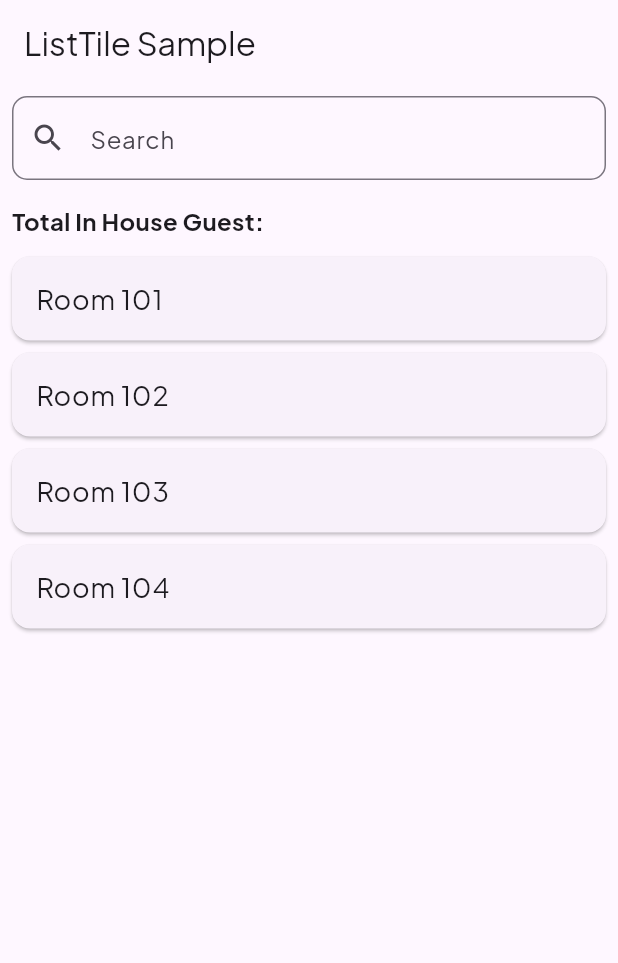
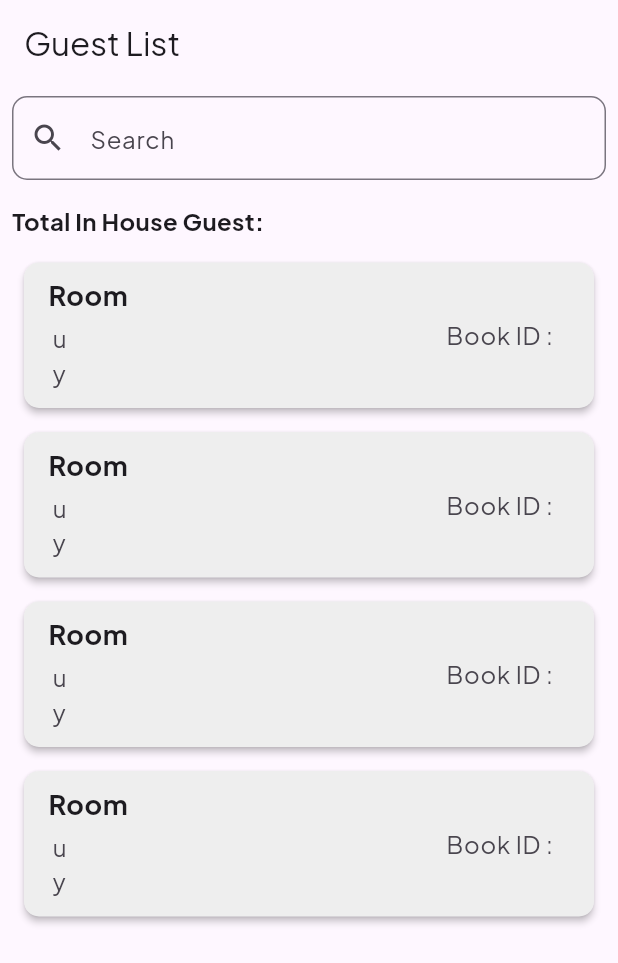
Before and after one commit to afyar08/frontend_hotel, a Flutter app: the InHouseGuest screen opened directly, on a phone screen of 412 x 824 dp. Shown: the top 963 px of the screen. Run offline on Flutter 3.47's test engine with Material 3 defaults, Android fonts, the phone set to English and light mode, and no system bars; our stand-ins replace convex_bottom_bar, table_calendar.

Commit message:
inhouse guest

```diff
--- a/lib/pages/frontdesk/inhouse_guest.dart
+++ b/lib/pages/frontdesk/inhouse_guest.dart
@@ -25,7 +25,7 @@ class _InHouseGuestState extends State<InHouseGuest> {
   @override
   Widget build(BuildContext context) {
     return Scaffold(
-      appBar: AppBar(title: const Text('ListTile Sample')),
+      appBar: AppBar(title: const Text('Guest List')),
       body: Column(
         mainAxisAlignment: MainAxisAlignment.start,
         crossAxisAlignment: CrossAxisAlignment.stretch,
@@ -59,6 +59,8 @@ class SearchInput extends StatefulWidget {
   @override
   State<SearchInput> createState() => _SearchInputState();
 }
+
+
 
 class _SearchInputState extends State<SearchInput> {
   final TextEditingController _searchController = TextEditingController();
@@ -99,7 +101,7 @@ class _SearchInputState extends State<SearchInput> {
 class RoomList extends StatelessWidget {
   @override
   Widget build(BuildContext context) {
-    List<String> rooms = ['Room 101', 'Room 102', 'Room 103', 'Room 104'];
+    List<String> rooms = ['Room 001', 'Room 002', 'Room 003', 'Room 004'];
 
     return ListView.builder(
       itemCount: rooms.length,
@@ -114,19 +116,61 @@ class RoomList extends StatelessWidget {
             );
           },
           child: Card(
-            margin: EdgeInsets.symmetric(vertical: 4.0, horizontal: 8.0),
-            child: ListTile(
-              title: Text(
-                rooms[index],
-                style: TextStyle(fontSize: 18.0),
-              ),
-            ),
-          ),
+                    color: Colors.grey[200],
+                    //margin: EdgeInsets.all(8.0),
+                    margin:
+                        EdgeInsets.symmetric(vertical: 8.0, horizontal: 16.0),
+                    elevation: 2.0,
+                    shape: RoundedRectangleBorder(
+                      borderRadius: BorderRadius.circular(10.0),
+                    ),
+                    child: ListTile(
+                      title: Text(
+                        'Room',
+                        style: TextStyle(
+                          fontSize: 18,
+                          fontWeight: FontWeight.bold,
+                        ),
+                      ),
+                      subtitle: Column(
+                        crossAxisAlignment: CrossAxisAlignment.start,
+                        children: [
+                          SizedBox(height: 4),
+                          Text(
+                            ' u',
+                            style: TextStyle(fontSize: 16),
+                          ),
+                          Text(
+                            ' y',
+                            style: TextStyle(fontSize: 16),
+                          ),
+                          SizedBox(height: 4),
+
+                        ],
+                      ),
+                      trailing: Text(
+                            ' Book ID : ',
+                            style: TextStyle(fontSize: 16),
+                          ),
+                      onTap: () {
+                        // Navigasi ke halaman detail tamu saat ListTile ditekan
+                        // Navigator.push(
+                        //   context,
+                        //   MaterialPageRoute(
+                        //     builder: (context) => GuestDetailPage(guest: guest),
+                        //   ),
+                        // );
+                      },
+                    ),
+                  ),
         );
       },
     );
   }
 }
+
+
+
 
 class DetailRoom extends StatelessWidget {
   final String roomName;
@@ -139,11 +183,6 @@ class DetailRoom extends StatelessWidget {
       appBar: AppBar(
         title: Text(
           roomName,
-          // style: TextStyle(
-          //   fontFamily: 'Jakarta',
-          //   fontWeight: FontWeight.bold,
-          //   fontSize: 18,
-          // ),
         ),
       ),
       body: Center(
--- a/lib/splash_screen.dart
+++ b/lib/splash_screen.dart
@@ -29,7 +29,7 @@ class _SplashScreenState extends State<SplashScreen> {
     SystemChrome.setEnabledSystemUIMode(SystemUiMode.immersive);
     Future.delayed(const Duration(seconds: 2), () {
       Navigator.of(context)
-          .pushReplacement(MaterialPageRoute(builder: (_) => Home1()));
+          .pushReplacement(MaterialPageRoute(builder: (_) => InHouseGuest()));
     });
   }
 
```
